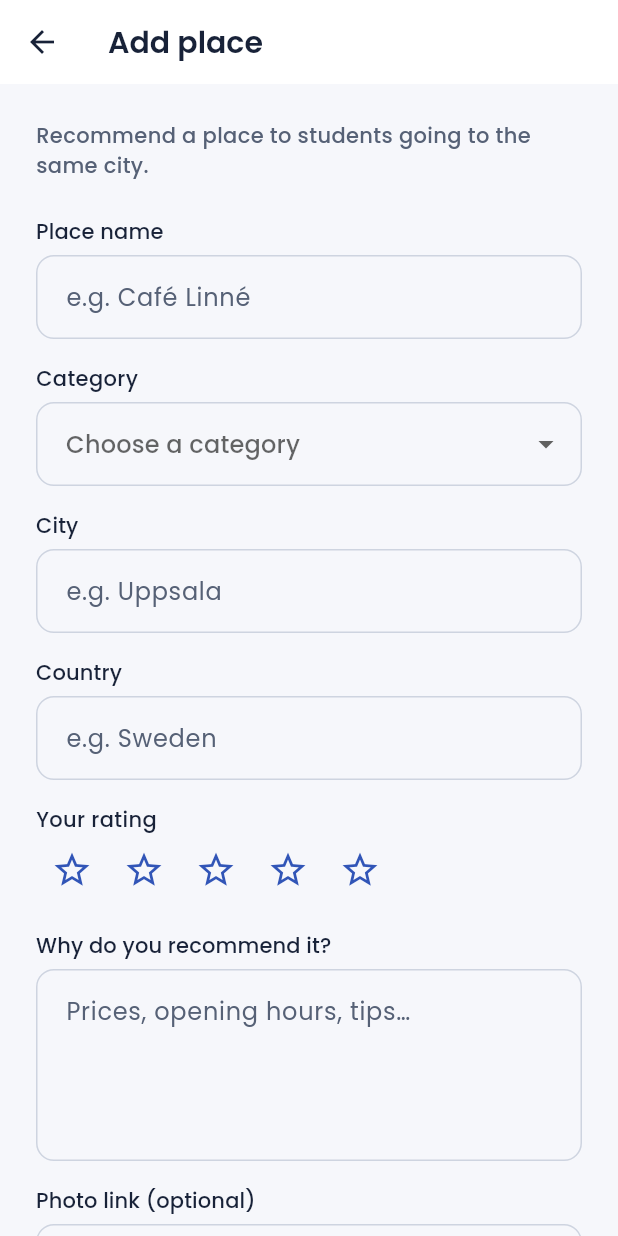
After one commit to efegormus/erasmusHub, a Flutter app: the PlacesScreen screen opened by its route, after a tap on "Add place", on a phone screen of 412 x 824 dp. The commit adds this screen. Run offline on Flutter 3.47's test engine with Material 3 defaults, Android fonts, the phone set to English and light mode, and no system bars; our stand-ins replace go_router; network calls fail.

Commit message:
feat(places): add Places screen with category filter and Add place form
Places (10) lists PlaceCards from a shared in-memory store, filters by
category with chips and removes a card with an undo snackbar.
Add place (11) validates inline (required fields, category, 1-5 star
rating, description length, optional http link) and asks for
confirmation in a dialog before adding the place to the list.

```diff
--- a/lib/core/data/place_data.dart
+++ b/lib/core/data/place_data.dart
@@ -31,7 +31,8 @@ const List<Place> kPlaceholderPlaces = [
     city: 'Delft',
     country: 'Netherlands',
     category: PlaceCategory.sightseeing,
-    description: 'The old town square; climb the Nieuwe Kerk tower for the view.',
+    description:
+        'The old town square; climb the Nieuwe Kerk tower for the view.',
     rating: 4,
     addedBy: 'Elif Kaya',
     imageUrl: 'https://picsum.photos/seed/erasmushub-delft/600/360',
--- /dev/null
+++ b/lib/features/places/add_place_screen.dart
@@ -0,0 +1,247 @@
+import 'package:flutter/material.dart';
+import 'package:go_router/go_router.dart';
+
+import '../../core/data/profile_data.dart';
+import '../../core/router/app_routes.dart';
+import '../../core/theme/app_colors.dart';
+import '../../core/theme/app_spacing.dart';
+import '../../core/theme/app_text_styles.dart';
+import '../../core/utils/validators.dart';
+import '../../models/place.dart';
+import '../../shared/widgets/app_button.dart';
+import '../../shared/widgets/app_text_field.dart';
+import '../../shared/widgets/star_rating.dart';
+import 'places_store.dart';
+
+/// Add place (11): form with inline validation and a confirmation dialog.
+class AddPlaceScreen extends StatefulWidget {
+  const AddPlaceScreen({super.key});
+
+  @override
+  State<AddPlaceScreen> createState() => _AddPlaceScreenState();
+}
+
+class _AddPlaceScreenState extends State<AddPlaceScreen> {
+  final _formKey = GlobalKey<FormState>();
+  final _name = TextEditingController();
+  final _city = TextEditingController();
+  final _country = TextEditingController();
+  final _description = TextEditingController();
+  final _imageUrl = TextEditingController();
+  PlaceCategory? _category;
+  int _rating = 0;
+
+  @override
+  void dispose() {
+    _name.dispose();
+    _city.dispose();
+    _country.dispose();
+    _description.dispose();
+    _imageUrl.dispose();
+    super.dispose();
+  }
+
+  static String? _validateDescription(String? value) =>
+      Validators.required(value) ?? Validators.minLength(10)(value?.trim());
+
+  static String? _validateImageUrl(String? value) {
+    final text = value?.trim() ?? '';
+    if (text.isEmpty) return null;
+    final uri = Uri.tryParse(text);
+    final ok =
+        uri != null &&
+        (uri.scheme == 'http' || uri.scheme == 'https') &&
+        uri.host.isNotEmpty;
+    return ok ? null : 'Enter a link starting with http:// or https://';
+  }
+
+  void _close() {
+    if (context.canPop()) {
+      context.pop();
+    } else {
+      context.go(AppRoutes.places);
+    }
+  }
+
+  Future<void> _submit() async {
+    if (!_formKey.currentState!.validate()) return;
+    final place = Place(
+      id: 'p${DateTime.now().microsecondsSinceEpoch}',
+      name: _name.text.trim(),
+      city: _city.text.trim(),
+      country: _country.text.trim(),
+      category: _category!,
+      description: _description.text.trim(),
+      rating: _rating.toDouble(),
+      addedBy: kCurrentUser.name,
+      imageUrl: _imageUrl.text.trim().isEmpty ? null : _imageUrl.text.trim(),
+    );
+    final confirmed = await showDialog<bool>(
+      context: context,
+      builder: (context) => AlertDialog(
+        title: const Text('Add this place?'),
+        content: SingleChildScrollView(
+          child: Column(
+            mainAxisSize: MainAxisSize.min,
+            crossAxisAlignment: CrossAxisAlignment.start,
+            children: [
+              Text(place.name, style: AppTextStyles.title),
+              Text(
+                '${place.category.label} · ${place.city}, ${place.country}',
+                style: AppTextStyles.label.copyWith(
+                  color: AppColors.textSecondary,
+                ),
+              ),
+              const SizedBox(height: AppSpacing.sm),
+              StarRating(value: place.rating, size: 18),
+              const SizedBox(height: AppSpacing.sm),
+              const Text('Other students will see it on the Places screen.'),
+            ],
+          ),
+        ),
+        actions: [
+          TextButton(
+            onPressed: () => Navigator.pop(context, false),
+            child: const Text('Cancel'),
+          ),
+          FilledButton(
+            onPressed: () => Navigator.pop(context, true),
+            child: const Text('Add place'),
+          ),
+        ],
+      ),
+    );
+    if (confirmed != true || !mounted) return;
+    placesStore.add(place);
+    ScaffoldMessenger.of(context)
+        .showSnackBar(SnackBar(content: Text('${place.name} added')));
+    _close();
+  }
+
+  @override
+  Widget build(BuildContext context) {
+    return Scaffold(
+      appBar: AppBar(
+        title: const Text('Add place'),
+        automaticallyImplyLeading: false,
+        leading: BackButton(onPressed: _close),
+      ),
+      body: SafeArea(
+        child: Align(
+          alignment: Alignment.topCenter,
+          child: SingleChildScrollView(
+            padding: const EdgeInsets.all(AppSpacing.lg),
+            child: ConstrainedBox(
+              constraints: const BoxConstraints(maxWidth: 480),
+              child: Form(
+                key: _formKey,
+                autovalidateMode: AutovalidateMode.onUserInteraction,
+                child: Column(
+                  crossAxisAlignment: CrossAxisAlignment.stretch,
+                  children: [
+                    Text(
+                      'Recommend a place to students going to the same city.',
+                      style: AppTextStyles.label.copyWith(
+                        color: AppColors.textSecondary,
+                      ),
+                    ),
+                    const SizedBox(height: AppSpacing.lg),
+                    AppTextField(
+                      label: 'Place name',
+                      hintText: 'e.g. Café Linné',
+                      controller: _name,
+                      textInputAction: TextInputAction.next,
+                      validator: Validators.required,
+                    ),
+                    const SizedBox(height: AppSpacing.md),
+                    Text('Category', style: AppTextStyles.label),
+                    const SizedBox(height: 6),
+                    DropdownButtonFormField<PlaceCategory>(
+                      initialValue: _category,
+                      isExpanded: true,
+                      hint: const Text('Choose a category'),
+                      decoration: InputDecoration(
+                        border: OutlineInputBorder(
+                          borderRadius: BorderRadius.circular(12),
+                        ),
+                      ),
+                      items: [
+                        for (final c in PlaceCategory.values)
+                          DropdownMenuItem(value: c, child: Text(c.label)),
+                      ],
+                      onChanged: (value) => setState(() => _category = value),
+                      validator: (value) =>
+                          value == null ? 'Choose a category.' : null,
+                    ),
+                    const SizedBox(height: AppSpacing.md),
+                    AppTextField(
+                      label: 'City',
+                      hintText: 'e.g. Uppsala',
+                      controller: _city,
+                      textInputAction: TextInputAction.next,
+                      validator: Validators.required,
+                    ),
+                    const SizedBox(height: AppSpacing.md),
+                    AppTextField(
+                      label: 'Country',
+                      hintText: 'e.g. Sweden',
+                      controller: _country,
+                      textInputAction: TextInputAction.next,
+                      validator: Validators.required,
+                    ),
+                    const SizedBox(height: AppSpacing.md),
+                    Text('Your rating', style: AppTextStyles.label),
+                    FormField<int>(
+                      validator: (_) =>
+                          _rating == 0 ? 'Give the place 1 to 5 stars.' : null,
+                      builder: (field) => Column(
+                        crossAxisAlignment: CrossAxisAlignment.start,
+                        children: [
+                          StarRating(
+                            value: _rating.toDouble(),
+                            size: 28,
+                            onChanged: (value) {
+                              setState(() => _rating = value);
+                              field.didChange(value);
+                            },
+                          ),
+                          if (field.hasError)
+                            Text(
+                              field.errorText!,
+                              style: TextStyle(
+                                color: Theme.of(context).colorScheme.error,
+                                fontSize: 12,
+                              ),
+                            ),
+                        ],
+                      ),
+                    ),
+                    const SizedBox(height: AppSpacing.md),
+                    AppTextField(
+                      label: 'Why do you recommend it?',
+                      hintText: 'Prices, opening hours, tips…',
+                      controller: _description,
+                      maxLines: 4,
+                      validator: _validateDescription,
+                    ),
+                    const SizedBox(height: AppSpacing.md),
+                    AppTextField(
+                      label: 'Photo link (optional)',
+                      hintText: 'https://…',
+                      controller: _imageUrl,
+                      keyboardType: TextInputType.url,
+                      textInputAction: TextInputAction.done,
+                      validator: _validateImageUrl,
+                    ),
+                    const SizedBox(height: AppSpacing.lg),
+                    AppButton(label: 'Add place', onPressed: _submit),
+                  ],
+                ),
+              ),
+            ),
+          ),
+        ),
+      ),
+    );
+  }
+}
--- a/lib/features/places/place_card.dart
+++ b/lib/features/places/place_card.dart
@@ -99,10 +99,7 @@ class PlaceCard extends StatelessWidget {
       color: AppColors.background,
       child: Padding(
         padding: EdgeInsets.all(AppSpacing.lg),
-        child: Image(
-          image: AssetImage(_fallbackAsset),
-          fit: BoxFit.contain,
-        ),
+        child: Image(image: AssetImage(_fallbackAsset), fit: BoxFit.contain),
       ),
     );
     final url = place.imageUrl;
--- /dev/null
+++ b/lib/features/places/places_screen.dart
@@ -0,0 +1,149 @@
+import 'package:flutter/material.dart';
+import 'package:go_router/go_router.dart';
+
+import '../../core/router/app_routes.dart';
+import '../../core/theme/app_colors.dart';
+import '../../core/theme/app_spacing.dart';
+import '../../core/theme/app_text_styles.dart';
+import '../../models/place.dart';
+import 'place_card.dart';
+import 'places_store.dart';
+
+/// Places (10): student recommendations, filtered by category.
+class PlacesScreen extends StatefulWidget {
+  const PlacesScreen({super.key});
+
+  @override
+  State<PlacesScreen> createState() => _PlacesScreenState();
+}
+
+class _PlacesScreenState extends State<PlacesScreen> {
+  /// null means "All".
+  PlaceCategory? _category;
+
+  void _remove(Place place) {
+    final index = placesStore.remove(place);
+    final messenger = ScaffoldMessenger.of(context);
+    messenger
+      ..hideCurrentSnackBar()
+      ..showSnackBar(
+        SnackBar(
+          content: Text('${place.name} removed'),
+          action: SnackBarAction(
+            label: 'Undo',
+            onPressed: () => placesStore.insert(index, place),
+          ),
+        ),
+      );
+  }
+
+  @override
+  Widget build(BuildContext context) {
+    return Scaffold(
+      appBar: AppBar(title: const Text('Places')),
+      floatingActionButton: FloatingActionButton.extended(
+        onPressed: () => context.push(AppRoutes.addPlace),
+        icon: const Icon(Icons.add_location_alt_outlined),
+        label: const Text('Add place'),
+      ),
+      body: SafeArea(
+        child: ValueListenableBuilder<List<Place>>(
+          valueListenable: placesStore,
+          builder: (context, places, _) {
+            final visible = _category == null
+                ? places
+                : places.where((p) => p.category == _category).toList();
+            return CustomScrollView(
+              slivers: [
+                SliverToBoxAdapter(child: _filters()),
+                if (visible.isEmpty)
+                  SliverFillRemaining(
+                    hasScrollBody: false,
+                    child: _EmptyState(filtered: _category != null),
+                  )
+                else
+                  SliverPadding(
+                    // Bottom space keeps the last card clear of the button.
+                    padding: const EdgeInsets.fromLTRB(
+                      AppSpacing.md,
+                      0,
+                      AppSpacing.md,
+                      96,
+                    ),
+                    sliver: SliverList.separated(
+                      itemCount: visible.length,
+                      separatorBuilder: (_, _) =>
+                          const SizedBox(height: AppSpacing.sm),
+                      itemBuilder: (context, i) => Center(
+                        child: ConstrainedBox(
+                          constraints: const BoxConstraints(maxWidth: 560),
+                          child: PlaceCard(
+                            key: ValueKey(visible[i].id),
+                            place: visible[i],
+                            onRemove: () => _remove(visible[i]),
+                          ),
+                        ),
+                      ),
+                    ),
+                  ),
+              ],
+            );
+          },
+        ),
+      ),
+    );
+  }
+
+  Widget _filters() {
+    Widget chip(String label, PlaceCategory? value) => Padding(
+      padding: const EdgeInsets.only(right: AppSpacing.sm),
+      child: ChoiceChip(
+        label: Text(label),
+        selected: _category == value,
+        onSelected: (_) => setState(() => _category = value),
+      ),
+    );
+    return SingleChildScrollView(
+      scrollDirection: Axis.horizontal,
+      padding: const EdgeInsets.all(AppSpacing.md),
+      child: Row(
+        children: [
+          chip('All', null),
+          for (final c in PlaceCategory.values) chip(c.label, c),
+        ],
+      ),
+    );
+  }
+}
+
+class _EmptyState extends StatelessWidget {
+  const _EmptyState({required this.filtered});
+  final bool filtered;
+
+  @override
+  Widget build(BuildContext context) => Padding(
+    padding: const EdgeInsets.all(AppSpacing.lg),
+    child: Column(
+      mainAxisAlignment: MainAxisAlignment.center,
+      children: [
+        const Icon(
+          Icons.place_outlined,
+          size: 48,
+          color: AppColors.textSecondary,
+        ),
+        const SizedBox(height: AppSpacing.sm),
+        Text(
+          filtered ? 'No places in this category yet.' : 'No places yet.',
+          style: AppTextStyles.body,
+          textAlign: TextAlign.center,
+        ),
+        const SizedBox(height: AppSpacing.xs),
+        Text(
+          'Add the first one with the button below.',
+          style: AppTextStyles.label.copyWith(color: AppColors.textSecondary),
+          textAlign: TextAlign.center,
+        ),
+      ],
+    ),
+  );
+}
--- /dev/null
+++ b/lib/features/places/places_store.dart
@@ -0,0 +1,27 @@
+import 'package:flutter/foundation.dart';
+
+import '../../core/data/place_data.dart';
+import '../../models/place.dart';
+
+/// In-memory list of places shared by the Places and Add place screens.
+/// Placeholder until Firebase arrives in Step 3.
+class PlacesStore extends ValueNotifier<List<Place>> {
+  PlacesStore() : super(List.of(kPlaceholderPlaces));
+
+  void add(Place place) => value = [place, ...value];
+
+  /// Returns the index the place had, so it can be restored with [insert].
+  int remove(Place place) {
+    final index = value.indexWhere((p) => p.id == place.id);
+    if (index >= 0) value = [...value]..removeAt(index);
+    return index;
+  }
+
+  void insert(int index, Place place) =>
+      value = [...value]..insert(index.clamp(0, value.length), place);
+
+  /// Restores the placeholder data (used by tests).
+  void reset() => value = List.of(kPlaceholderPlaces);
+}
+
+final placesStore = PlacesStore();
```
Also changed, not shown: lib/core/router/app_router.dart (+4 -9 lines).
